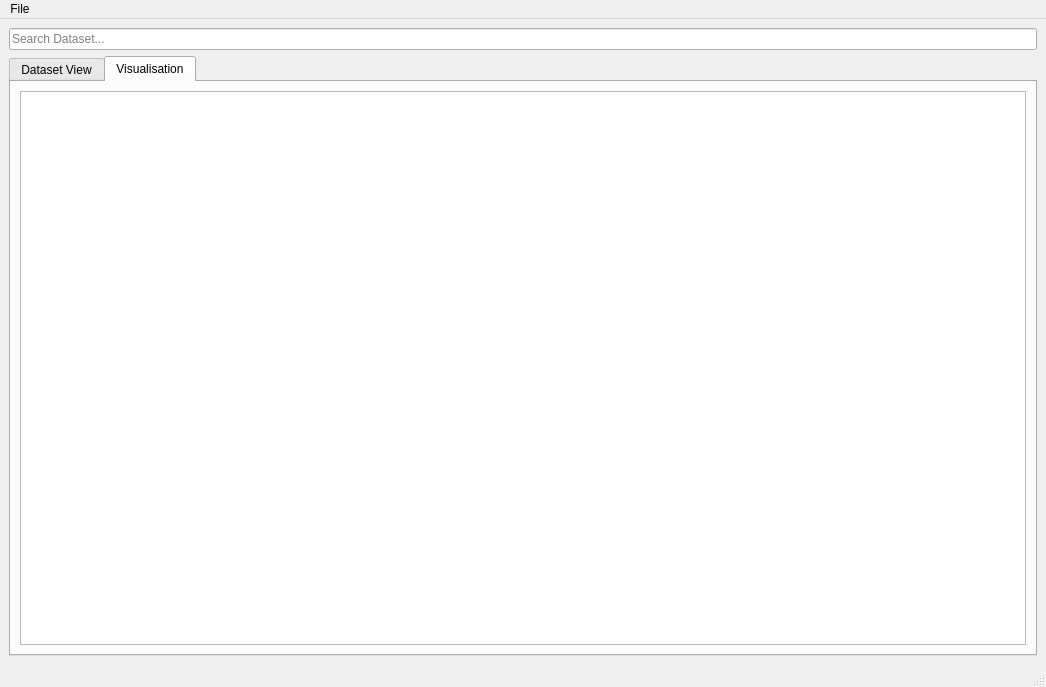
Qt form Main.ui (SITNYP/ICT1002-Team-23) before a commit.
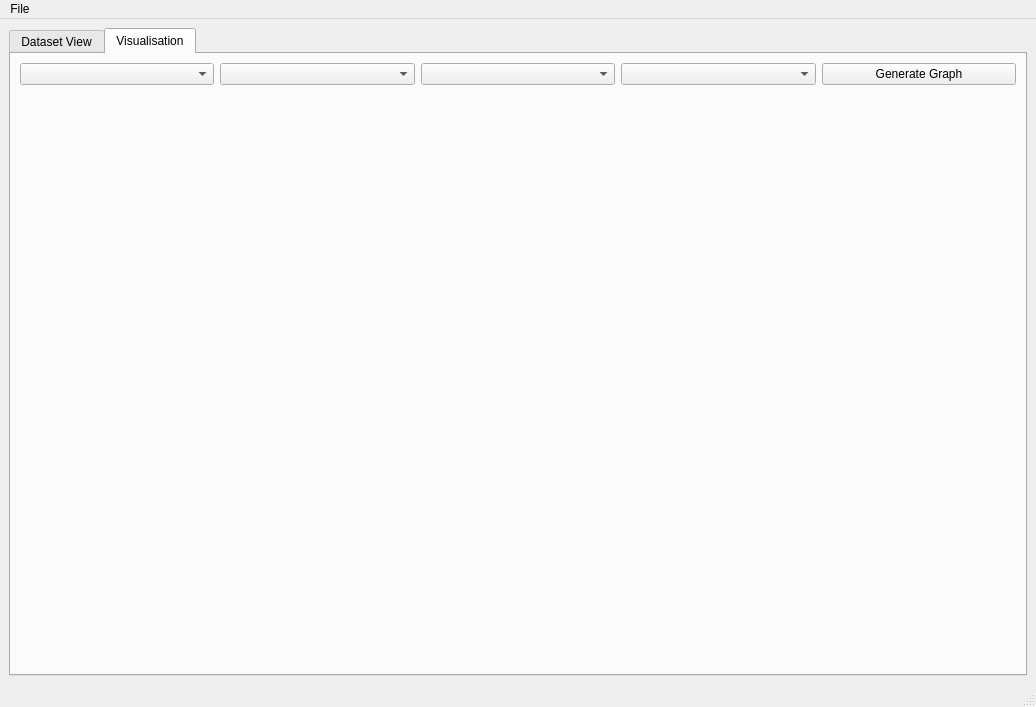
The same form after that commit. The open tabs and pages were chosen to show the change.

The edit to the form file:
```diff
--- a/Main.ui
+++ b/Main.ui
@@ -6,8 +6,8 @@
    <rect>
     <x>0</x>
     <y>0</y>
-    <width>1046</width>
-    <height>687</height>
+    <width>1036</width>
+    <height>707</height>
    </rect>
   </property>
   <property name="windowTitle">
@@ -15,13 +15,6 @@
   </property>
   <widget class="QWidget" name="centralwidget">
    <layout class="QVBoxLayout" name="verticalLayout">
-    <item>
-     <widget class="QLineEdit" name="lineEdit">
-      <property name="placeholderText">
-       <string>Search Dataset...</string>
-      </property>
-     </widget>
-    </item>
     <item>
      <widget class="QTabWidget" name="tabWidget">
       <property name="currentIndex">
@@ -62,7 +55,37 @@
        </attribute>
        <layout class="QGridLayout" name="gridLayout_2">
         <item row="0" column="0">
-         <widget class="QGraphicsView" name="graphicsView"/>
+         <layout class="QHBoxLayout" name="horizontalLayout_3">
+          <item>
+           <widget class="QComboBox" name="typeBox"/>
+          </item>
+          <item>
+           <widget class="QComboBox" name="xBox"/>
+          </item>
+          <item>
+           <widget class="QComboBox" name="yBox"/>
+          </item>
+          <item>
+           <widget class="QComboBox" name="plotBox"/>
+          </item>
+          <item>
+           <widget class="QPushButton" name="generate">
+            <property name="text">
+             <string>Generate Graph</string>
+            </property>
+           </widget>
+          </item>
+         </layout>
+        </item>
+        <item row="1" column="0">
+         <widget class="QWidget" name="graphView" native="true">
+          <property name="sizePolicy">
+           <sizepolicy hsizetype="Minimum" vsizetype="Expanding">
+            <horstretch>0</horstretch>
+            <verstretch>0</verstretch>
+           </sizepolicy>
+          </property>
+         </widget>
         </item>
        </layout>
       </widget>
@@ -75,7 +98,7 @@
     <rect>
      <x>0</x>
      <y>0</y>
-     <width>1046</width>
+     <width>1036</width>
      <height>21</height>
     </rect>
    </property>
```
Left out of the diff: 35 changed lines with no effect on the pictures.
